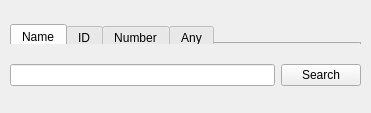
Before: the Qt Designer form Libs/DICOM/Widgets/Resources/UI/qCTKDCMTKQueryWidget.ui in commontk/CTK, drawn with Qt 5.
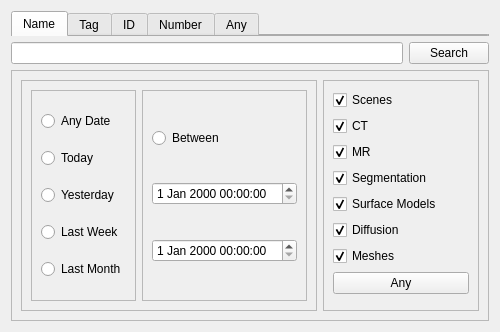
After: the same form once the commit is applied. The open tabs and pages were chosen to show the change.

Commit message: EHN: update widgets for DICOM

Patch:
```diff
--- a/Libs/DICOM/Widgets/Resources/UI/qCTKDCMTKQueryWidget.ui
+++ b/Libs/DICOM/Widgets/Resources/UI/qCTKDCMTKQueryWidget.ui
@@ -6,22 +6,15 @@
    <rect>
     <x>0</x>
     <y>0</y>
-    <width>371</width>
-    <height>113</height>
+    <width>500</width>
+    <height>332</height>
    </rect>
   </property>
   <property name="windowTitle">
    <string>Form</string>
   </property>
-  <widget class="QWidget" name="">
-   <property name="geometry">
-    <rect>
-     <x>10</x>
-     <y>10</y>
-     <width>351</width>
-     <height>92</height>
-    </rect>
-   </property>
+  <layout class="QVBoxLayout" name="verticalLayout_2">
+   <item>
    <layout class="QVBoxLayout" name="verticalLayout">
     <item>
      <widget class="QTabWidget" name="queryoptions">
@@ -34,7 +27,7 @@
       <property name="maximumSize">
        <size>
         <width>16777215</width>
-        <height>20</height>
+         <height>25</height>
        </size>
       </property>
       <property name="currentIndex">
@@ -45,6 +38,11 @@
         <string>Name</string>
        </attribute>
       </widget>
+       <widget class="QWidget" name="Tag">
+        <attribute name="title">
+         <string>Tag</string>
+        </attribute>
+       </widget>
       <widget class="QWidget" name="ID">
        <attribute name="title">
         <string>ID</string>
@@ -77,7 +75,193 @@
      </layout>
     </item>
    </layout>
-  </widget>
+   </item>
+   <item>
+    <widget class="QFrame" name="frame">
+     <property name="frameShape">
+      <enum>QFrame::StyledPanel</enum>
+     </property>
+     <property name="frameShadow">
+      <enum>QFrame::Raised</enum>
+     </property>
+     <layout class="QHBoxLayout" name="horizontalLayout_2">
+      <item>
+       <widget class="QFrame" name="frame_2">
+        <property name="frameShape">
+         <enum>QFrame::StyledPanel</enum>
+        </property>
+        <property name="frameShadow">
+         <enum>QFrame::Raised</enum>
+        </property>
+        <layout class="QHBoxLayout" name="horizontalLayout_3">
+         <item>
+          <widget class="QFrame" name="frame_4">
+           <property name="frameShape">
+            <enum>QFrame::StyledPanel</enum>
+           </property>
+           <property name="frameShadow">
+            <enum>QFrame::Raised</enum>
+           </property>
+           <layout class="QVBoxLayout" name="verticalLayout_3">
+            <item>
+             <widget class="QRadioButton" name="radioButton">
+              <property name="text">
+               <string>Any Date</string>
+              </property>
+             </widget>
+            </item>
+            <item>
+             <widget class="QRadioButton" name="radioButton_3">
+              <property name="text">
+               <string>Today</string>
+              </property>
+             </widget>
+            </item>
+            <item>
+             <widget class="QRadioButton" name="radioButton_2">
+              <property name="text">
+               <string>Yesterday</string>
+              </property>
+             </widget>
+            </item>
+            <item>
+             <widget class="QRadioButton" name="radioButton_6">
+              <property name="text">
+               <string>Last Week</string>
+              </property>
+             </widget>
+            </item>
+            <item>
+             <widget class="QRadioButton" name="radioButton_7">
+              <property name="text">
+               <string>Last Month</string>
+              </property>
+             </widget>
+            </item>
+           </layout>
+          </widget>
+         </item>
+         <item>
+          <widget class="QFrame" name="frame_5">
+           <property name="frameShape">
+            <enum>QFrame::StyledPanel</enum>
+           </property>
+           <property name="frameShadow">
+            <enum>QFrame::Raised</enum>
+           </property>
+           <layout class="QVBoxLayout" name="verticalLayout_4">
+            <item>
+             <widget class="QRadioButton" name="radioButton_5">
+              <property name="text">
+               <string>Between</string>
+              </property>
+             </widget>
+            </item>
+            <item>
+             <widget class="QDateTimeEdit" name="dateTimeEdit"/>
+            </item>
+            <item>
+             <widget class="QDateTimeEdit" name="dateTimeEdit_2"/>
+            </item>
+           </layout>
+          </widget>
+         </item>
+        </layout>
+       </widget>
+      </item>
+      <item>
+       <widget class="QFrame" name="frame_3">
+        <property name="frameShape">
+         <enum>QFrame::StyledPanel</enum>
+        </property>
+        <property name="frameShadow">
+         <enum>QFrame::Raised</enum>
+        </property>
+        <layout class="QVBoxLayout" name="verticalLayout_5">
+         <item>
+          <widget class="QCheckBox" name="checkBox_7">
+           <property name="text">
+            <string>Scenes</string>
+           </property>
+           <property name="checked">
+            <bool>true</bool>
+           </property>
+          </widget>
+         </item>
+         <item>
+          <widget class="QCheckBox" name="checkBox">
+           <property name="text">
+            <string>CT</string>
+           </property>
+           <property name="checked">
+            <bool>true</bool>
+           </property>
+          </widget>
+         </item>
+         <item>
+          <widget class="QCheckBox" name="checkBox_5">
+           <property name="text">
+            <string>MR</string>
+           </property>
+           <property name="checked">
+            <bool>true</bool>
+           </property>
+          </widget>
+         </item>
+         <item>
+          <widget class="QCheckBox" name="checkBox_4">
+           <property name="text">
+            <string>Segmentation</string>
+           </property>
+           <property name="checked">
+            <bool>true</bool>
+           </property>
+          </widget>
+         </item>
+         <item>
+          <widget class="QCheckBox" name="checkBox_3">
+           <property name="text">
+            <string>Surface Models</string>
+           </property>
+           <property name="checked">
+            <bool>true</bool>
+           </property>
+          </widget>
+         </item>
+         <item>
+          <widget class="QCheckBox" name="checkBox_2">
+           <property name="text">
+            <string>Diffusion</string>
+           </property>
+           <property name="checked">
+            <bool>true</bool>
+           </property>
+          </widget>
+         </item>
+         <item>
+          <widget class="QCheckBox" name="checkBox_6">
+           <property name="text">
+            <string>Meshes</string>
+           </property>
+           <property name="checked">
+            <bool>true</bool>
+           </property>
+          </widget>
+         </item>
+         <item>
+          <widget class="QPushButton" name="pushButton_2">
+           <property name="text">
+            <string>Any</string>
+           </property>
+          </widget>
+         </item>
+        </layout>
+       </widget>
+      </item>
+     </layout>
+    </widget>
+   </item>
+  </layout>
  </widget>
  <resources/>
  <connections/>
```
Left out of the diff: 6 changed lines with no effect on the pictures. Lines whose indentation alone changed are shown as unchanged. The commit also changes 2 other files.
